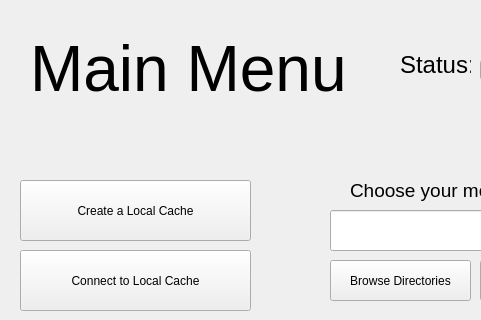
Before: the Qt Designer form form.ui in verociraptor/movie-sorter, drawn with Qt 5; both pictures show x 0 to 481 and y 0 to 320 of the 800 by 600 pixel window.
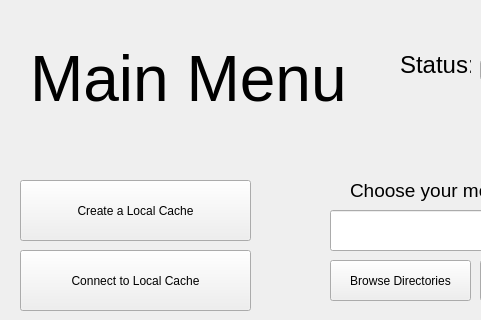
After: the same form once the commit is applied.

Commit message: fully functional menu

Patch:
```diff
--- a/form.ui
+++ b/form.ui
@@ -30,7 +30,7 @@
      <property name="geometry">
       <rect>
        <x>30</x>
-       <y>10</y>
+       <y>20</y>
        <width>321</width>
        <height>121</height>
       </rect>
```
The commit also changes 2 other files.
